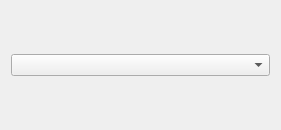
Qt form trunk/Plugins/PdfExport/pdfexport.ui (pawelsalawa/sqlitestudio) before a commit.
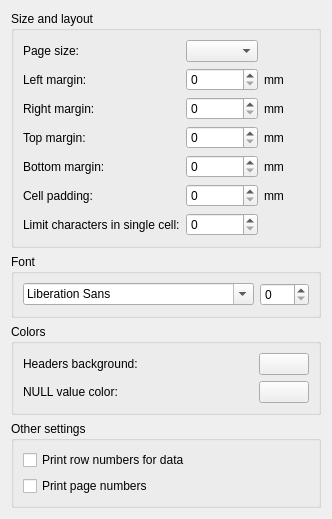
The same form after that commit. Custom widgets are drawn as their Qt base class.

Commit message: PdfExport configuring works and headers now draw background with no tiny spaces between bg and outline.

```diff
--- a/trunk/Plugins/PdfExport/pdfexport.ui
+++ b/trunk/Plugins/PdfExport/pdfexport.ui
@@ -6,8 +6,8 @@
    <rect>
     <x>0</x>
     <y>0</y>
-    <width>281</width>
-    <height>130</height>
+    <width>332</width>
+    <height>492</height>
    </rect>
   </property>
   <property name="windowTitle">
@@ -15,13 +15,273 @@
   </property>
   <layout class="QVBoxLayout" name="verticalLayout">
    <item>
-    <widget class="ConfigComboBox" name="comboBox">
-     <property name="modelName" stdset="0">
-      <string>PdfExport.PageSizes</string>
+    <widget class="QGroupBox" name="sizeAndLayoutGroup">
+     <property name="title">
+      <string>Size and layout</string>
      </property>
-     <property name="cfg" stdset="0">
-      <string>PdfExport.PageSize</string>
+     <layout class="QGridLayout" name="gridLayout">
+      <item row="6" column="1">
+       <widget class="QSpinBox" name="byteLimitSpin">
+        <property name="maximum">
+         <number>999</number>
+        </property>
+        <property name="cfg" stdset="0">
+         <string>PdfExport.MaxCellBytes</string>
+        </property>
+       </widget>
+      </item>
+      <item row="0" column="0">
+       <widget class="QLabel" name="pageSizeLabel">
+        <property name="text">
+         <string>Page size:</string>
+        </property>
+       </widget>
+      </item>
+      <item row="4" column="1">
+       <widget class="QSpinBox" name="bottomMarginSpin">
+        <property name="maximum">
+         <number>999999</number>
+        </property>
+        <property name="cfg" stdset="0">
+         <string>PdfExport.BottomMargin</string>
+        </property>
+       </widget>
+      </item>
+      <item row="2" column="1">
+       <widget class="QSpinBox" name="rightMarginSpin">
+        <property name="maximum">
+         <number>999999</number>
+        </property>
+        <property name="cfg" stdset="0">
+         <string>PdfExport.RightMargin</string>
+        </property>
+       </widget>
+      </item>
+      <item row="2" column="0">
+       <widget class="QLabel" name="rightMarginLabel">
+        <property name="text">
+         <string>Right margin:</string>
+        </property>
+       </widget>
+      </item>
+      <item row="1" column="0">
+       <widget class="QLabel" name="leftMarginLabel">
+        <property name="text">
+         <string>Left margin:</string>
+        </property>
+       </widget>
+      </item>
+      <item row="5" column="0">
+       <widget class="QLabel" name="paddingLabel">
+        <property name="text">
+         <string>Cell padding:</string>
+        </property>
+       </widget>
+      </item>
+      <item row="6" column="0">
+       <widget class="QLabel" name="byteLimitLabel">
+        <property name="text">
+         <string>Limit characters in single cell:</string>
+        </property>
+       </widget>
+      </item>
+      <item row="5" column="2">
+       <widget class="QLabel" name="paddingMmLabel">
+        <property name="text">
+         <string>mm</string>
+        </property>
+       </widget>
+      </item>
+      <item row="5" column="1">
+       <widget class="QSpinBox" name="paddingSpin">
+        <property name="maximum">
+         <number>999999</number>
+        </property>
+        <property name="cfg" stdset="0">
+         <string>PdfExport.Padding</string>
+        </property>
+       </widget>
+      </item>
+      <item row="2" column="2">
+       <widget class="QLabel" name="rightMarginMmLabel">
+        <property name="text">
+         <string>mm</string>
+        </property>
+       </widget>
+      </item>
+      <item row="3" column="2">
+       <widget class="QLabel" name="topMarginMmLabel">
+        <property name="text">
+         <string>mm</string>
+        </property>
+       </widget>
+      </item>
+      <item row="3" column="1">
+       <widget class="QSpinBox" name="topMarginSpin">
+        <property name="maximum">
+         <number>999999</number>
+        </property>
+        <property name="cfg" stdset="0">
+         <string>PdfExport.TopMargin</string>
+        </property>
+       </widget>
+      </item>
+      <item row="4" column="2">
+       <widget class="QLabel" name="bottomMarginMmLabel">
+        <property name="text">
+         <string>mm</string>
+        </property>
+       </widget>
+      </item>
+      <item row="4" column="0">
+       <widget class="QLabel" name="bottomMarginLabel">
+        <property name="text">
+         <string>Bottom margin:</string>
+        </property>
+       </widget>
+      </item>
+      <item row="0" column="1">
+       <widget class="ConfigComboBox" name="pageSizeCombo">
+        <property name="modelName" stdset="0">
+         <string>PdfExport.PageSizes</string>
+        </property>
+        <property name="cfg" stdset="0">
+         <string>PdfExport.PageSize</string>
+        </property>
+       </widget>
+      </item>
+      <item row="1" column="2">
+       <widget class="QLabel" name="leftMarginMmLabel">
+        <property name="text">
+         <string>mm</string>
+        </property>
+       </widget>
+      </item>
+      <item row="3" column="0">
+       <widget class="QLabel" name="topMarginLabel">
+        <property name="text">
+         <string>Top margin:</string>
+        </property>
+       </widget>
+      </item>
+      <item row="1" column="1">
+       <widget class="QSpinBox" name="leftMarginSpin">
+        <property name="maximum">
+         <number>999999</number>
+        </property>
+        <property name="cfg" stdset="0">
+         <string>PdfExport.LeftMargin</string>
+        </property>
+       </widget>
+      </item>
+     </layout>
+    </widget>
+   </item>
+   <item>
+    <widget class="QGroupBox" name="fontGroup">
+     <property name="title">
+      <string>Font</string>
      </property>
+     <layout class="QGridLayout" name="gridLayout_2">
+      <item row="0" column="1">
+       <widget class="QSpinBox" name="fontSizeSpin">
+        <property name="cfg" stdset="0">
+         <string>PdfExport.FontSize</string>
+        </property>
+       </widget>
+      </item>
+      <item row="0" column="0">
+       <widget class="QFontComboBox" name="fontComboBox">
+        <property name="cfg" stdset="0">
+         <string>PdfExport.Font</string>
+        </property>
+       </widget>
+      </item>
+     </layout>
+    </widget>
+   </item>
+   <item>
+    <widget class="QGroupBox" name="colorsGroup">
+     <property name="title">
+      <string>Colors</string>
+     </property>
+     <layout class="QGridLayout" name="gridLayout_3">
+      <item row="0" column="0">
+       <widget class="QLabel" name="headerBgColorLabel">
+        <property name="text">
+         <string>Headers background:</string>
+        </property>
+       </widget>
+      </item>
+      <item row="0" column="1">
+       <widget class="ColorButton" name="headerBgColorButton">
+        <property name="maximumSize">
+         <size>
+          <width>50</width>
+          <height>16777215</height>
+         </size>
+        </property>
+        <property name="text">
+         <string/>
+        </property>
+        <property name="cfg" stdset="0">
+         <string>PdfExport.HeaderBgColor</string>
+        </property>
+       </widget>
+      </item>
+      <item row="1" column="0">
+       <widget class="QLabel" name="nullColorLabel">
+        <property name="text">
+         <string>NULL value color:</string>
+        </property>
+       </widget>
+      </item>
+      <item row="1" column="1">
+       <widget class="ColorButton" name="nullColorButton">
+        <property name="maximumSize">
+         <size>
+          <width>50</width>
+          <height>16777215</height>
+         </size>
+        </property>
+        <property name="text">
+         <string/>
+        </property>
+        <property name="cfg" stdset="0">
+         <string>PdfExport.NullValueColor</string>
+        </property>
+       </widget>
+      </item>
+     </layout>
+    </widget>
+   </item>
+   <item>
+    <widget class="QGroupBox" name="otherGroup">
+     <property name="title">
+      <string>Other settings</string>
+     </property>
+     <layout class="QGridLayout" name="gridLayout_4">
+      <item row="0" column="0">
+       <widget class="QCheckBox" name="rowNumCheck">
+        <property name="text">
+         <string>Print row numbers for data</string>
+        </property>
+        <property name="cfg" stdset="0">
+         <string>PdfExport.PrintRowNum</string>
+        </property>
+       </widget>
+      </item>
+      <item row="1" column="0">
+       <widget class="QCheckBox" name="pageNumbersCheck">
+        <property name="text">
+         <string>Print page numbers</string>
+        </property>
+        <property name="cfg" stdset="0">
+         <string>PdfExport.PrintPageNumbers</string>
+        </property>
+       </widget>
+      </item>
+     </layout>
     </widget>
    </item>
   </layout>
@@ -32,6 +292,11 @@
    <extends>QComboBox</extends>
    <header>common/configcombobox.h</header>
   </customwidget>
+  <customwidget>
+   <class>ColorButton</class>
+   <extends>QPushButton</extends>
+   <header>common/colorbutton.h</header>
+  </customwidget>
  </customwidgets>
  <resources/>
  <connections/>
```
The commit also changes 8 other files.
